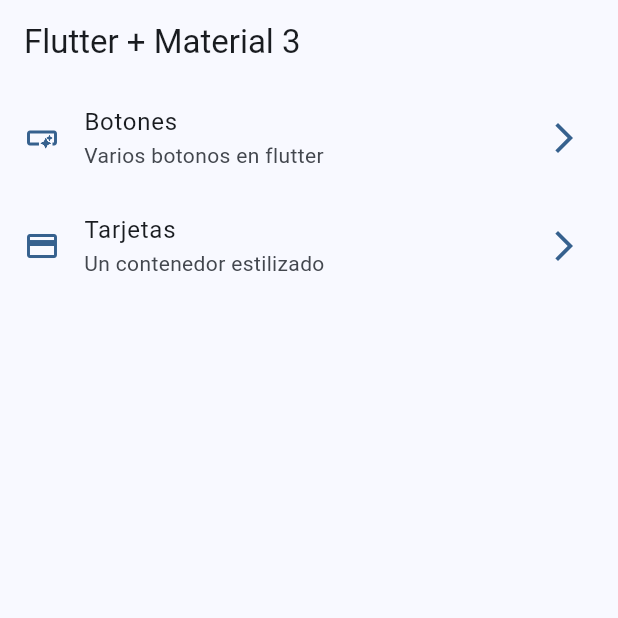
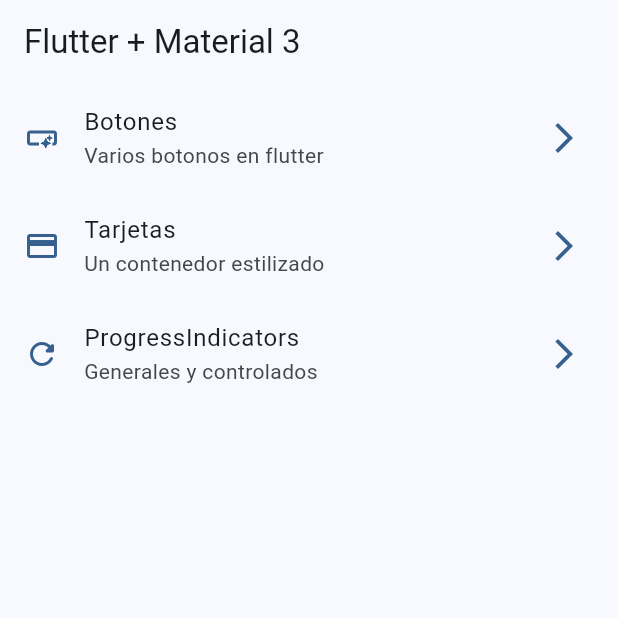
Before and after one commit to KevinBSC97/widgets-app, a Flutter app: the screen it shows after launch, on a phone screen of 412 x 824 dp, the top half of it. Run offline on Flutter 3.47's test engine with Material 2 defaults, Android fonts, the phone set to English and light mode, and no system bars; our stand-ins replace go_router.

Commit message:
progress indicators finalizado

```diff
--- a/lib/config/menu/menu_items.dart
+++ b/lib/config/menu/menu_items.dart
@@ -27,4 +27,10 @@ const appMenuItems = <MenuItem>[
     link: '/cards',
     icon: Icons.credit_card
   ),
+  MenuItem(
+    title: 'ProgressIndicators',
+    subtitle: 'Generales y controlados',
+    link: '/progress',
+    icon: Icons.refresh_rounded
+  ),
 ];
--- a/lib/config/routes/app_router.dart
+++ b/lib/config/routes/app_router.dart
@@ -20,5 +20,10 @@ final appRouter = GoRouter(
       name: CardsScreen.name,
       builder: (context, state) => const CardsScreen(),
     ),
+    GoRoute(
+      path: '/progress',
+      name: ProgressScreen.name,
+      builder: (context, state) => const ProgressScreen(),
+    ),
   ],
 );
```
Also changed, not shown: lib/presentation/screens/progress/progress_screen.dart (+59 -1 lines).
